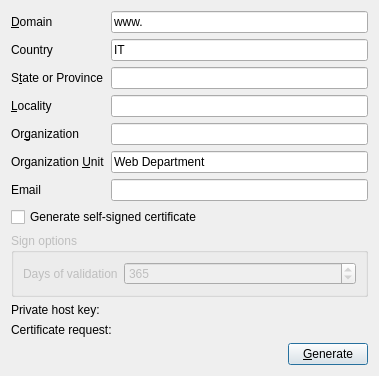
This is csrassistant/csrwindow.ui in mtorromeo/csrassistant as Qt 5 draws it before an edit. The edited form follows.
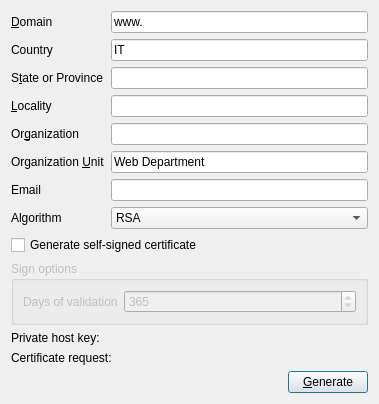
This is the edited form.

Commit message: Implemented algorithm selection

Diff of the .ui file:
```diff
--- a/csrassistant/csrwindow.ui
+++ b/csrassistant/csrwindow.ui
@@ -7,7 +7,7 @@
     <x>0</x>
     <y>0</y>
     <width>379</width>
-    <height>369</height>
+    <height>391</height>
    </rect>
   </property>
   <property name="windowTitle">
@@ -119,6 +119,27 @@
      <item row="6" column="1">
       <widget class="QLineEdit" name="txtEmail"/>
      </item>
+     <item row="7" column="0">
+      <widget class="QLabel" name="lblAlgorithm">
+       <property name="text">
+        <string>Algorithm</string>
+       </property>
+      </widget>
+     </item>
+     <item row="7" column="1">
+      <widget class="QComboBox" name="cmbAlgorithm">
+       <item>
+        <property name="text">
+         <string>RSA</string>
+        </property>
+       </item>
+       <item>
+        <property name="text">
+         <string>ECDSA</string>
+        </property>
+       </item>
+      </widget>
+     </item>
     </layout>
    </item>
    <item>
```
Left out of the diff: 1 changed line with no effect on the pictures. The commit also changes 2 other files.
